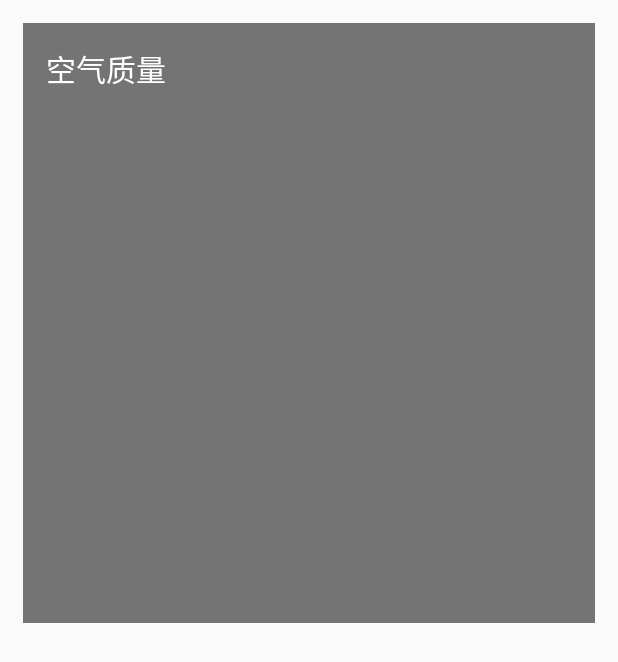
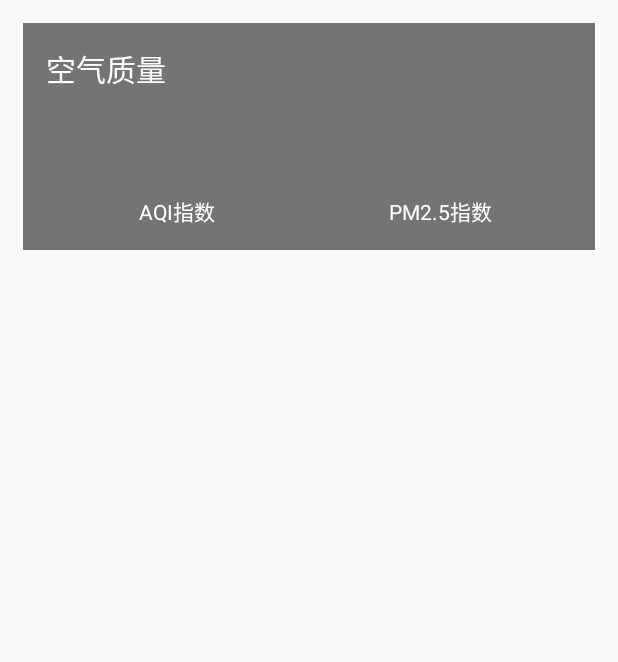
Before and after one commit to Jun2b/CoolWeather, an Android app: the layout aqi.xml on its own in the app's theme, with its tools: preview values and no code run, on a phone screen of 412 x 824 dp. Shown: the top 662 px of the screen. Run offline under Robolectric (Android 15) with nearby library versions, the phone set to English and light mode, and no system bars.

Commit message:
完成主要功能

```diff
--- a/app/src/main/java/com/example/jun/coolweather/ChooseAreaFragment.java
+++ b/app/src/main/java/com/example/jun/coolweather/ChooseAreaFragment.java
@@ -86,6 +86,7 @@ public class ChooseAreaFragment extends Fragment {
                     String weatherId=countryList.get(position).getWeatherId();
                     Intent intent=new Intent(getActivity(),WeatherActivity.class);
                     intent.putExtra("weather_id",weatherId);
+                    startActivity(intent);
                     getActivity().finish();
                 }
             }
--- a/app/src/main/java/com/example/jun/coolweather/WeatherActivity.java
+++ b/app/src/main/java/com/example/jun/coolweather/WeatherActivity.java
@@ -106,12 +106,12 @@ public class WeatherActivity extends AppCompatActivity {
     private void showWeatherInfo(Weather weather) {
         String cityName=weather.basic.cityName;
         String updateTime=weather.basic.update.updateTime.split(" ")[1];
-        String degree=weather.now.more.info;
+        String degree=weather.now.temperature+"℃";
         String weatherInfo=weather.now.more.info;
         titleCity.setText(cityName);
         titleUpdateTime.setText(updateTime);
         degreeText.setText(degree);
-        titleUpdateTime.setText(weatherInfo);
+        weatherInfoText.setText(weatherInfo);
         forecastLayout.removeAllViews();
         for (Forecast forecast:weather.forecastList
              ) {
--- a/app/src/main/res/layout/aqi.xml
+++ b/app/src/main/res/layout/aqi.xml
@@ -17,7 +17,7 @@
     <LinearLayout
         android:layout_width="match_parent"
         android:layout_height="wrap_content"
-        android:layout_margin="15dp"></LinearLayout>
+        android:layout_margin="15dp">
         <RelativeLayout
             android:layout_width="0dp"
             android:layout_height="match_parent"
@@ -68,6 +68,8 @@
             </LinearLayout>
         </RelativeLayout>
 
+    </LinearLayout>
+
 
 
 </LinearLayout>
--- a/app/src/main/res/values/styles.xml
+++ b/app/src/main/res/values/styles.xml
@@ -3,9 +3,9 @@
     <!-- Base application theme. -->
     <style name="AppTheme" parent="Theme.AppCompat.Light.NoActionBar">
         <!-- Customize your theme here. -->
-        <!--<item name="colorPrimary">@color/colorPrimary</item>-->
-        <!--<item name="colorPrimaryDark">@color/colorPrimaryDark</item>-->
-        <!--<item name="colorAccent">@color/colorAccent</item>-->
+        <item name="colorPrimary">@color/colorPrimary</item>
+        <item name="colorPrimaryDark">@color/colorPrimaryDark</item>
+        <item name="colorAccent">@color/colorAccent</item>
     </style>
 
 </resources>
```
Lines whose indentation alone changed are shown as unchanged.
